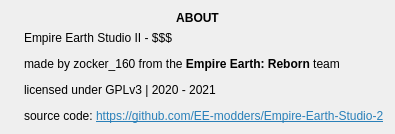
Old version of the form src/ui/ui/aboutWindow.ui in the repository EE-modders/Empire-Earth-Studio-2.
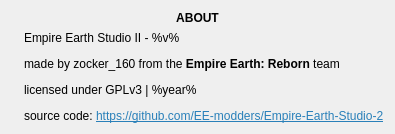
New version of the form. Icons and pictures are not drawn.

Commit message: update version, year and icons

Diff of the .ui file:
```diff
--- a/src/ui/ui/aboutWindow.ui
+++ b/src/ui/ui/aboutWindow.ui
@@ -64,7 +64,7 @@
      <item>
       <widget class="QLabel" name="about_maintext">
        <property name="text">
-        <string>&lt;html&gt;&lt;head/&gt;&lt;body&gt;&lt;p&gt;Empire Earth Studio II - $$$&lt;/p&gt;&lt;p&gt;made by zocker_160 from the &lt;span style=&quot; font-weight:600;&quot;&gt;Empire Earth: Reborn&lt;/span&gt; team&lt;/p&gt;&lt;p&gt;licensed under GPLv3 | 2020 - 2021&lt;/p&gt;&lt;p&gt;source code: &lt;a href=&quot;https://github.com/EE-modders/Empire-Earth-Studio-2&quot;&gt;&lt;span style=&quot; text-decoration: underline; color:#2980b9;&quot;&gt;https://github.com/EE-modders/Empire-Earth-Studio-2&lt;/span&gt;&lt;/a&gt;&lt;/p&gt;&lt;/body&gt;&lt;/html&gt;</string>
+        <string>&lt;html&gt;&lt;head/&gt;&lt;body&gt;&lt;p&gt;Empire Earth Studio II - %v%&lt;/p&gt;&lt;p&gt;made by zocker_160 from the &lt;span style=&quot; font-weight:600;&quot;&gt;Empire Earth: Reborn&lt;/span&gt; team&lt;/p&gt;&lt;p&gt;licensed under GPLv3 | %year%&lt;/p&gt;&lt;p&gt;source code: &lt;a href=&quot;https://github.com/EE-modders/Empire-Earth-Studio-2&quot;&gt;&lt;span style=&quot; text-decoration: underline; color:#2980b9;&quot;&gt;https://github.com/EE-modders/Empire-Earth-Studio-2&lt;/span&gt;&lt;/a&gt;&lt;/p&gt;&lt;/body&gt;&lt;/html&gt;</string>
        </property>
        <property name="alignment">
         <set>Qt::AlignLeading|Qt::AlignLeft|Qt::AlignTop</set>
```
The commit also changes 12 other files.
